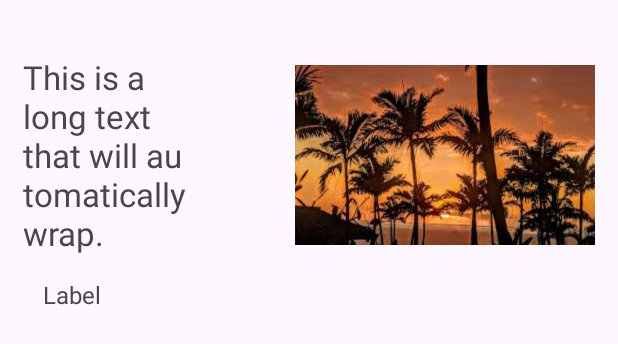
After one commit to truonggiahuy8423/NewsAndroidApplication, an Android app: the layout history_item_view.xml on its own in the app's theme, with its tools: preview values and no code run, on a phone screen of 412 x 824 dp. The commit adds this screen. Shown: the top 344 px of the screen. Run offline under Robolectric (Android 15) with nearby library versions, the phone set to English and light mode, and no system bars.

Commit message:
add item view in history

```diff
--- a/app/build.gradle
+++ b/app/build.gradle
@@ -37,6 +37,8 @@ dependencies {
     implementation 'androidx.appcompat:appcompat:1.6.1'
     implementation 'com.google.android.material:material:1.11.0'
     implementation 'androidx.constraintlayout:constraintlayout:2.1.4'
+    implementation 'androidx.relativelayout:relativelayout:2.1.4'
+    implementation 'androidx.recyclerview:recyclerview:1.3.2'
     testImplementation 'junit:junit:4.13.2'
     androidTestImplementation 'androidx.test.ext:junit:1.1.5'
     androidTestImplementation 'androidx.test.espresso:espresso-core:3.5.1'
--- /dev/null
+++ b/app/src/main/res/layout/history_item_view.xml
@@ -0,0 +1,43 @@
+<?xml version="1.0" encoding="utf-8"?>
+<RelativeLayout xmlns:android="http://schemas.android.com/apk/res/android"
+    xmlns:app="http://schemas.android.com/apk/res-auto"
+    xmlns:tools="http://schemas.android.com/tools"
+    android:layout_width="match_parent"
+    android:layout_height="wrap_content">
+
+    <TextView
+        android:id="@+id/item_label"
+        android:layout_width="wrap_content"
+        android:layout_height="wrap_content"
+        android:layout_alignParentStart="true"
+        android:layout_centerInParent="true"
+        android:layout_marginStart="15dp"
+        android:layout_marginEnd="50dp"
+        android:layout_toStartOf="@id/item_image"
+        android:text="This is a long text that will automatically wrap."
+        android:textAlignment="viewStart"
+        android:textSize="22sp"></TextView>
+
+    <TextView
+        android:layout_width="wrap_content"
+        android:layout_height="wrap_content"
+        android:layout_below="@id/item_label"
+        android:layout_alignStart="@id/item_label"
+        android:layout_marginStart="13dp"
+        android:layout_marginTop="52dp"
+        android:text="Label"
+        android:textSize="16sp"></TextView>
+
+    <ImageView
+        android:id="@+id/item_image"
+        android:layout_width="200dp"
+        android:layout_height="120dp"
+        android:layout_alignParentEnd="true"
+        android:layout_centerVertical="true"
+        android:layout_marginEnd="15dp"
+        android:scaleType="fitXY"
+        android:src="@drawable/thumbnail_image"></ImageView>
+
+
+
+</RelativeLayout>
```
Also changed, not shown: app/src/main/res/layout/fragment_history.xml (added, +11 -0 lines), app/src/main/res/layout/fragment_setting.xml (+8 -0 lines), app/src/main/res/drawable/thumbnail_image.jpg (added).
